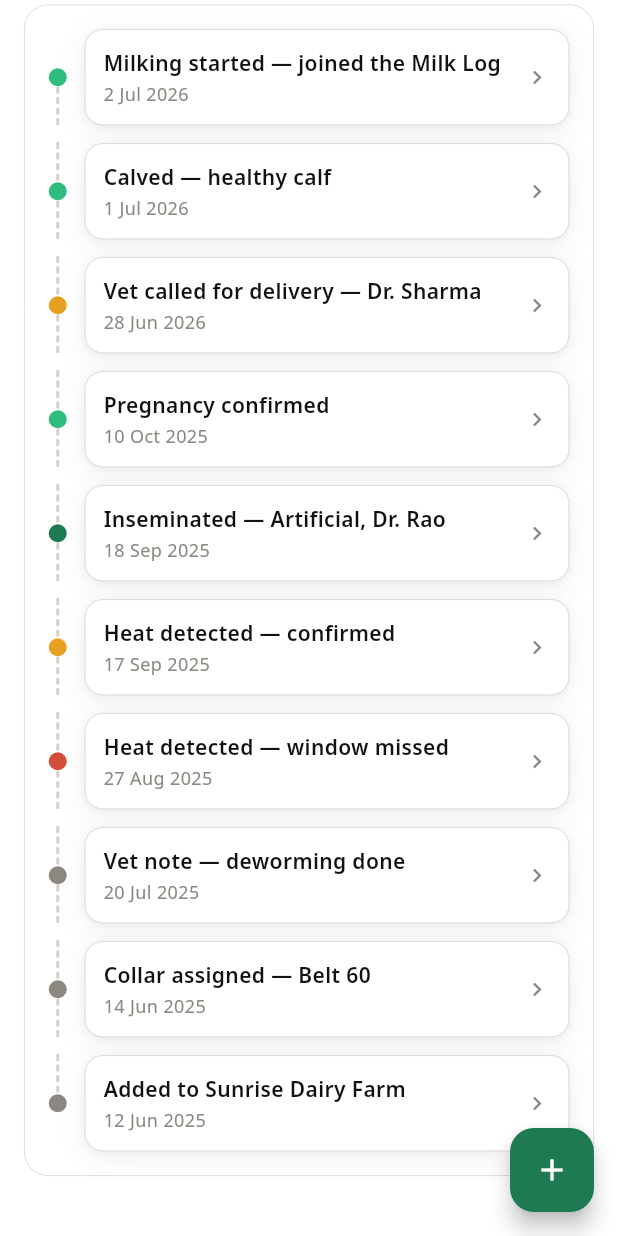
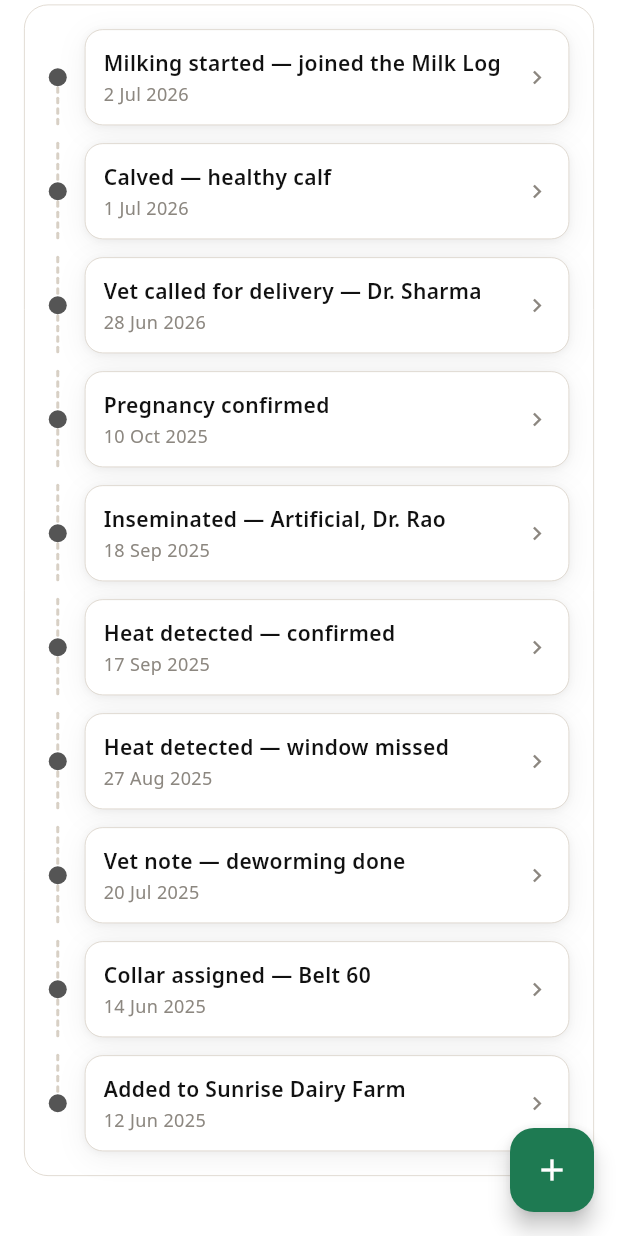
Before and after one commit to vaseey21/Vanix, a Flutter app: the CowProfileScreen screen opened directly with sample values from the repository, scrolled down 281 dp, on a phone screen of 412 x 824 dp. Run offline on Flutter 3.47's test engine with Material 3 defaults, Android fonts, the phone set to English and light mode, and no system bars; our stand-ins replace flutter_svg, video_player; network calls fail.

Commit message:
auto: save changes

```diff
--- a/flutter_app/lib/screens/cow_profile_screen.dart
+++ b/flutter_app/lib/screens/cow_profile_screen.dart
@@ -52,18 +52,22 @@ class _CowProfileScreenState extends State<CowProfileScreen> {
     return List.generate(7, (i) => 29.5 + ((h >> (i * 3)) % 7) * 0.7);
   }
 
-  // Timeline events — (key, date, dot color).
+  // Timeline events — (key, date, dot color). All dots are now standardized
+  // to a single dark-gray fill (#555555) — mirrors every COW_TIMELINE entry's
+  // `c` field in vanix_screens_preview.html (previously per-event severity
+  // colors).
+  static const Color _tlDotColor = Color(0xFF555555);
   static final List<TimelineEvent> _timeline = [
-    const TimelineEvent('tlMilking', '2 Jul 2026', VanixColors.greenDeep),
-    const TimelineEvent('tlCalved', '1 Jul 2026', VanixColors.greenDeep),
-    const TimelineEvent('tlVet9m', '28 Jun 2026', VanixColors.warning),
-    const TimelineEvent('tlPreg', '10 Oct 2025', VanixColors.greenDeep),
-    const TimelineEvent('tlInsem', '18 Sep 2025', VanixColors.greenInk),
-    const TimelineEvent('tlHeat', '17 Sep 2025', VanixColors.warning),
-    const TimelineEvent('tlHeatMiss', '27 Aug 2025', VanixColors.danger),
-    const TimelineEvent('tlVetNote', '20 Jul 2025', VanixColors.textHint),
-    const TimelineEvent('tlCollar', '14 Jun 2025', VanixColors.textHint),
-    const TimelineEvent('tlAdded', '12 Jun 2025', VanixColors.textHint),
+    const TimelineEvent('tlMilking', '2 Jul 2026', _tlDotColor),
+    const TimelineEvent('tlCalved', '1 Jul 2026', _tlDotColor),
+    const TimelineEvent('tlVet9m', '28 Jun 2026', _tlDotColor),
+    const TimelineEvent('tlPreg', '10 Oct 2025', _tlDotColor),
+    const TimelineEvent('tlInsem', '18 Sep 2025', _tlDotColor),
+    const TimelineEvent('tlHeat', '17 Sep 2025', _tlDotColor),
+    const TimelineEvent('tlHeatMiss', '27 Aug 2025', _tlDotColor),
+    const TimelineEvent('tlVetNote', '20 Jul 2025', _tlDotColor),
+    const TimelineEvent('tlCollar', '14 Jun 2025', _tlDotColor),
+    const TimelineEvent('tlAdded', '12 Jun 2025', _tlDotColor),
   ];
 
   static const List<VetLog> _vetLogs = [
```
